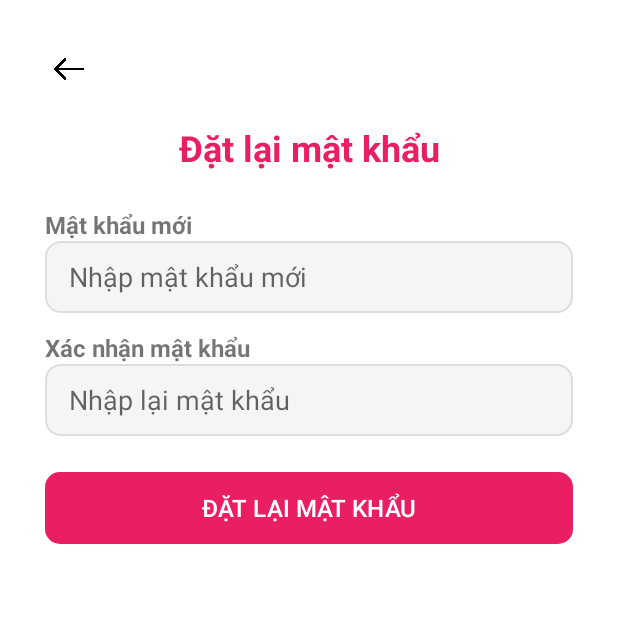
After one commit to sonHong9824/LTDD_DoAn_FE, an Android app: the ResetPasswordActivity screen opened directly, with no data from a screen before it, on a phone screen of 412 x 824 dp, the top half of it. The commit adds this screen. Run offline under Robolectric (Android 15) with nearby library versions, the phone set to English and light mode, and no system bars.

Commit message:
Hoàn thiện đăng nhập, đăng ký, quên mật khẩu.

```diff
--- a/app/build.gradle.kts
+++ b/app/build.gradle.kts
@@ -53,6 +53,4 @@ dependencies {
     implementation ("io.github.chaosleung:pinview:1.4.4")
 
     coreLibraryDesugaring("com.android.tools:desugar_jdk_libs:2.0.3")
-    implementation ("com.squareup.okhttp3:okhttp:4.9.3")
-    implementation ("com.squareup.okhttp3:logging-interceptor:4.9.3")
 }
--- a/app/src/main/AndroidManifest.xml
+++ b/app/src/main/AndroidManifest.xml
@@ -17,6 +17,9 @@
         android:usesCleartextTraffic="true"
         tools:targetApi="31">
         <activity
+            android:name=".ResetPasswordActivity"
+            android:exported="false" />
+        <activity
             android:name=".ForgetPasswordActivity"
             android:exported="false" />
         <activity
@@ -33,6 +36,7 @@
             android:exported="true">
             <intent-filter>
                 <action android:name="android.intent.action.MAIN" />
+
                 <category android:name="android.intent.category.LAUNCHER" />
             </intent-filter>
         </activity>
--- /dev/null
+++ b/app/src/main/java/com/example/template_project/ResetPasswordActivity.java
@@ -0,0 +1,94 @@
+package com.example.template_project;
+
+import android.content.Intent;
+import android.os.Bundle;
+import android.view.View;
+import android.view.WindowManager;
+import android.widget.Button;
+import android.widget.EditText;
+import android.widget.TextView;
+import android.widget.Toast;
+
+import androidx.activity.EdgeToEdge;
+import androidx.appcompat.app.AppCompatActivity;
+
+import com.example.template_project.request.VerifyUserRequest;
+import com.example.template_project.response.UserResponse;
+import com.example.template_project.retrofit.AuthApi;
+import com.example.template_project.retrofit.RetrofitService;
+
+import org.w3c.dom.Text;
+
+import retrofit2.Response;
+import retrofit2.Call;
+import retrofit2.Callback;
+
+public class ResetPasswordActivity extends AppCompatActivity {
+    private EditText edtNewPassword, edtConfirmNewPassword;
+    private Button btnResetPassword;
+
+    private String email, otp; // Nhận từ màn hình trước đó
+
+    @Override
+    protected void onCreate(Bundle savedInstanceState) {
+        super.onCreate(savedInstanceState);
+        getWindow().setFlags(WindowManager.LayoutParams.FLAG_FULLSCREEN, WindowManager.LayoutParams.FLAG_FULLSCREEN);
+        EdgeToEdge.enable(this);
+        setContentView(R.layout.activity_reset_password);
+
+        edtNewPassword = findViewById(R.id.editTextNewPassword);
+        edtConfirmNewPassword = findViewById(R.id.editTextConfirmNewPassword);
+        btnResetPassword = findViewById(R.id.buttonResetPassword);
+
+        email = getIntent().getStringExtra("email");
+        otp = getIntent().getStringExtra("otp");
+
+
+        btnResetPassword.setOnClickListener(new View.OnClickListener() {
+            @Override
+            public void onClick(View v) {
+                String newPassword = edtNewPassword.getText().toString().trim();
+                String confirmNewPassword = edtConfirmNewPassword.getText().toString().trim();
+
+                // Kiểm tra đầu vào
+                if (newPassword.isEmpty() || confirmNewPassword.isEmpty()) {
+                    showToast("Vui lòng nhập đầy đủ thông tin!");
+                    return;
+                }
+                if (!newPassword.equals(confirmNewPassword)) {
+                    showToast("Mật khẩu xác nhận không khớp!");
+                    return;
+                }
+                resetPassword(email, otp, newPassword);
+            }
+        });
+    }
+    private void resetPassword(String email, String otp, String newPassword) {
+        RetrofitService retrofitService = new RetrofitService();
+        AuthApi authApi = retrofitService.getRetrofit().create(AuthApi.class);
+
+        VerifyUserRequest request = new VerifyUserRequest(email, otp, newPassword);
+
+        authApi.resetPassword(request).enqueue(new Callback<UserResponse>() {
+            @Override
+            public void onResponse(Call<UserResponse> call, Response<UserResponse> response) {
+                if (response.isSuccessful() && response.body() != null) {
+                    String message = response.body().getMessage();
+                    showToast(message);
+                    if (message.equals("Mật khẩu đã được đặt lại thành công")) {
+                        startActivity(new Intent(ResetPasswordActivity.this, LoginActivity.class));
+                        finish();
+                    }
+                }
+            }
+
+            @Override
+            public void onFailure(Call<UserResponse> call, Throwable t) {
+                showToast("Lỗi kết nối: " + t.getMessage());
+            }
+        });
+    }
+    private void showToast(String message) {
+        Toast.makeText(this, message, Toast.LENGTH_SHORT).show();
+    }
+}
--- a/app/src/main/java/com/example/template_project/retrofit/AuthApi.java
+++ b/app/src/main/java/com/example/template_project/retrofit/AuthApi.java
@@ -1,6 +1,7 @@
 package com.example.template_project.retrofit;
 
 import com.example.template_project.model.User;
+import com.example.template_project.request.VerifyUserRequest;
 import com.example.template_project.response.UserResponse;
 
 import retrofit2.Call;
@@ -17,4 +18,8 @@ public interface AuthApi {
     Call<UserResponse> sendOtp(@Body User User);
     @POST("/user/send-otp-forgot-pass")
     Call<UserResponse> sendOtpForgotPass(@Query("email") String email);
-}
+    @POST("/user/verify-forgot-password-otp")
+    Call<UserResponse> verifyForgotPassword(@Query("email") String email, @Query("otp") String otp);
+    @POST("/user/reset-password")
+    Call<UserResponse> resetPassword(@Body VerifyUserRequest request);
+    }
--- a/app/src/main/java/com/example/template_project/retrofit/MovieApi.java
+++ b/app/src/main/java/com/example/template_project/retrofit/MovieApi.java
@@ -1,6 +1,5 @@
 package com.example.template_project.retrofit;
 
-import com.example.template_project.model.Movie;
 import com.example.template_project.model.MovieSummary;
 
 import java.util.List;
--- a/app/src/main/res/layout/activity_otp.xml
+++ b/app/src/main/res/layout/activity_otp.xml
@@ -61,7 +61,7 @@
             app:itemHeight="55dp"
             app:itemRadius="8dp"
             app:itemWidth="55dp"
-            app:lineColor="@color/black"
+            app:lineColor="#E91E63"
             app:lineWidth="2dp"
             android:layout_marginBottom="40dp"/>
 
--- /dev/null
+++ b/app/src/main/res/layout/activity_reset_password.xml
@@ -0,0 +1,85 @@
+<?xml version="1.0" encoding="utf-8"?>
+<androidx.constraintlayout.widget.ConstraintLayout xmlns:android="http://schemas.android.com/apk/res/android"
+    xmlns:app="http://schemas.android.com/apk/res-auto"
+    xmlns:tools="http://schemas.android.com/tools"
+    android:id="@+id/main"
+    android:layout_width="match_parent"
+    android:layout_height="match_parent"
+    android:background="#FFFFFF"
+    tools:context=".ResetPasswordActivity">
+    <LinearLayout
+        android:layout_width="match_parent"
+        android:layout_height="match_parent"
+        android:orientation="vertical"
+        android:padding="30dp">
+        <ImageView
+            android:id="@+id/btn_back"
+            android:layout_width="32dp"
+            android:layout_height="32dp"
+            android:layout_gravity="left"
+            android:layout_marginBottom="20dp"
+            android:padding="5dp"
+            android:src="@drawable/back"
+            tools:layout_gravity="start" />
+        <!-- Tiêu đề -->
+        <TextView
+            android:layout_width="match_parent"
+            android:layout_height="wrap_content"
+            android:text="Đặt lại mật khẩu"
+            android:textSize="24sp"
+            android:textStyle="bold"
+            android:textColor="#E91E63"
+            android:gravity="center"
+            android:paddingBottom="24dp" />
+
+        <!-- Mật khẩu mới -->
+        <TextView
+            android:layout_width="match_parent"
+            android:layout_height="wrap_content"
+            android:text="Mật khẩu mới"
+            android:textSize="16sp"
+            android:textStyle="bold" />
+
+        <EditText
+            android:id="@+id/editTextNewPassword"
+            android:layout_width="match_parent"
+            android:layout_height="48dp"
+            android:layout_marginBottom="12dp"
+            android:background="@drawable/edittext_bg"
+            android:hint="Nhập mật khẩu mới"
+            android:inputType="textPassword"
+            android:paddingHorizontal="16dp" />
+
+        <!-- Xác nhận mật khẩu -->
+        <TextView
+            android:layout_width="match_parent"
+            android:layout_height="wrap_content"
+            android:text="Xác nhận mật khẩu"
+            android:textSize="16sp"
+            android:textStyle="bold" />
+
+        <EditText
+            android:id="@+id/editTextConfirmNewPassword"
+            android:layout_width="match_parent"
+            android:layout_height="48dp"
+            android:layout_marginBottom="24dp"
+            android:background="@drawable/edittext_bg"
+            android:hint="Nhập lại mật khẩu"
+            android:inputType="textPassword"
+            android:paddingHorizontal="16dp" />
+
+        <!-- Nút Đặt lại mật khẩu -->
+        <Button
+            android:id="@+id/buttonResetPassword"
+            android:layout_width="match_parent"
+            android:layout_height="48dp"
+            android:background="@drawable/rounded_button"
+            android:backgroundTint="@null"
+            android:text="ĐẶT LẠI MẬT KHẨU"
+            android:textAllCaps="false"
+            android:textColor="#FFFFFF"
+            android:textSize="16sp" />
+
+    </LinearLayout>
+
+</androidx.constraintlayout.widget.ConstraintLayout>
```
Also changed, not shown: app/src/main/java/com/example/template_project/ForgetPasswordActivity.java (+45 -31 lines), app/src/main/java/com/example/template_project/LoginActivity.java (+24 -33 lines), app/src/main/java/com/example/template_project/OtpActivity.java (+57 -11 lines), app/src/main/java/com/example/template_project/SignupActivity.java (+45 -30 lines), app/src/main/java/com/example/template_project/request/VerifyUserRequest.java (added, +37 -0 lines), app/src/main/java/com/example/template_project/retrofit/RetrofitService.java (+0 -13 lines).
